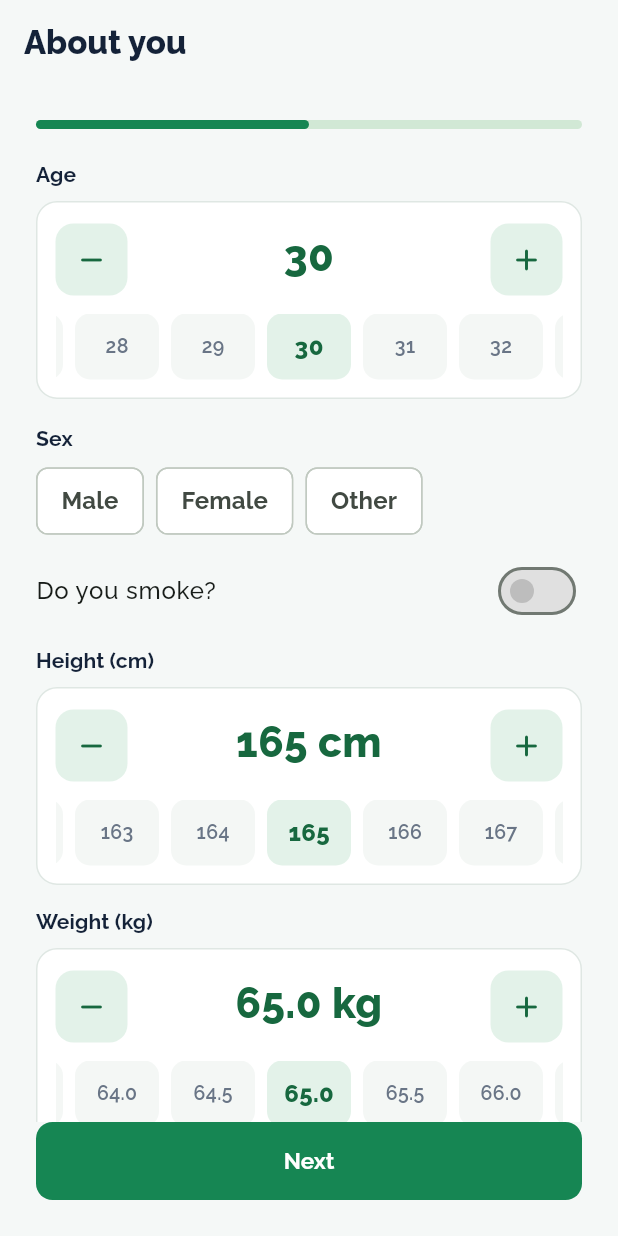
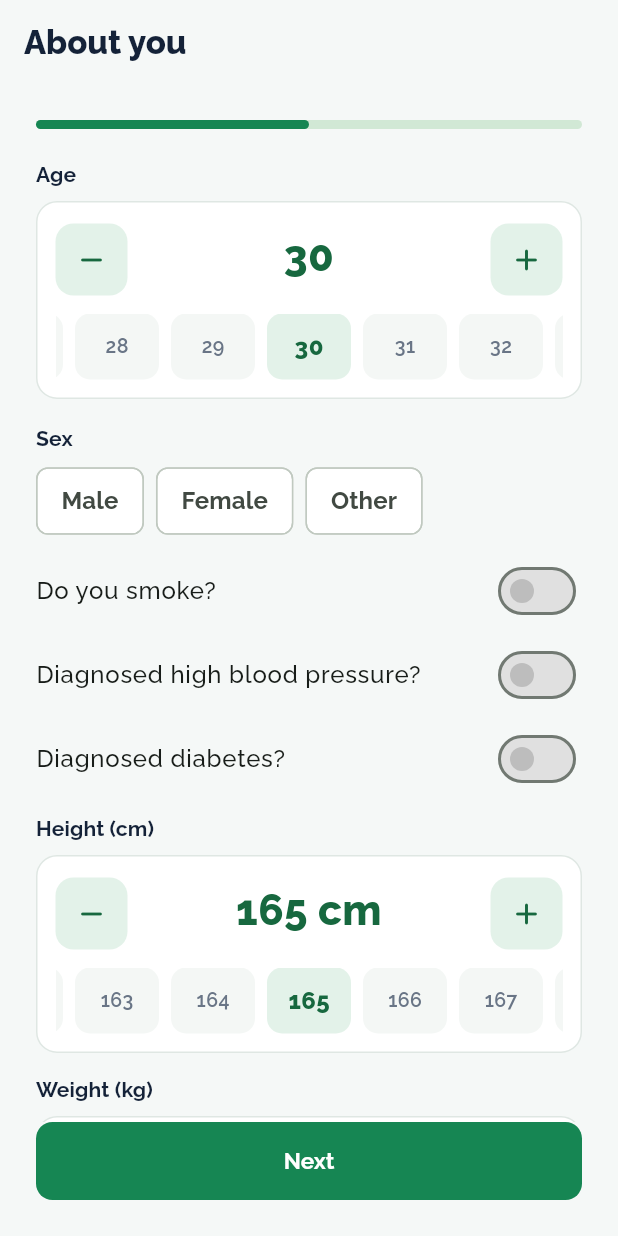
Before and after one commit to Wahid-Islam/47--Frontend, a Flutter app: the ProfileWizardScreen screen opened by its route, on a phone screen of 412 x 824 dp. Run offline on Flutter 3.47's test engine with Material 3 defaults, Android fonts, the phone set to English and light mode, and no system bars; our stand-ins replace equatable, fl_chart, flutter_bloc, go_router, google_fonts, shared_preferences; missing offline and left inert: dart:html; accounts and stored records are empty.

Commit message:
Collect diagnosed BP and diabetes in onboarding.
Health Age already used these PDF factors but the wizard never asked, so they always defaulted to false.

Co-authored-by: Cursor <cursoragent@cursor.com>

```diff
--- a/lib/core/l10n/app_strings.dart
+++ b/lib/core/l10n/app_strings.dart
@@ -511,8 +511,15 @@ class AppStrings {
     'bmi': {'en': 'BMI', 'bm': 'BMI',
       'zh': 'BMI',
     },
-    'highBp': {'en': 'High blood pressure?', 'bm': 'Tekanan darah tinggi?',
-      'zh': '是否有高血压？',
+    'highBp': {
+      'en': 'Diagnosed high blood pressure?',
+      'bm': 'Telah didiagnosis tekanan darah tinggi?',
+      'zh': '是否已确诊高血压？',
+    },
+    'diabetesDiagnosed': {
+      'en': 'Diagnosed diabetes?',
+      'bm': 'Telah didiagnosis diabetes?',
+      'zh': '是否已确诊糖尿病？',
     },
     'yes': {'en': 'Yes', 'bm': 'Ya',
       'zh': '是',
--- a/lib/view/screens/profile_screen.dart
+++ b/lib/view/screens/profile_screen.dart
@@ -89,6 +89,18 @@ class ProfileScreen extends StatelessWidget {
                         profile == null
                             ? '—'
                             : (profile.smoking ? AppStrings.t('yes', locale) : AppStrings.t('no', locale)),
+                      ),
+                      (
+                        AppStrings.t('highBp', locale),
+                        profile == null
+                            ? '—'
+                            : (profile.highBloodPressure ? AppStrings.t('yes', locale) : AppStrings.t('no', locale)),
+                      ),
+                      (
+                        AppStrings.t('diabetesDiagnosed', locale),
+                        profile == null
+                            ? '—'
+                            : (profile.diabetes ? AppStrings.t('yes', locale) : AppStrings.t('no', locale)),
                       ),
                       (AppStrings.t('heightCm', locale), profile == null ? '—' : profile.heightCm.toStringAsFixed(0)),
                       (AppStrings.t('weightKg', locale), profile == null ? '—' : profile.weightKg.toStringAsFixed(0)),
--- a/lib/view/screens/profile_wizard_screen.dart
+++ b/lib/view/screens/profile_wizard_screen.dart
@@ -36,6 +36,8 @@ class _ProfileWizardScreenState extends State<ProfileWizardScreen> {
   String diet = 'average';
   String alcohol = 'none';
   bool smoking = false;
+  bool highBloodPressure = false;
+  bool diabetes = false;
   bool _submitting = false;
   String? _error;
   final QuestionnaireRepository _questionnaireRepository = QuestionnaireRepository();
@@ -58,6 +60,8 @@ class _ProfileWizardScreenState extends State<ProfileWizardScreen> {
     diet = seed?.dietHabit ?? 'average';
     alcohol = seed?.alcohol ?? 'none';
     smoking = seed?.smoking ?? false;
+    highBloodPressure = seed?.highBloodPressure ?? false;
+    diabetes = seed?.diabetes ?? false;
   }
 
   @override
@@ -127,6 +131,8 @@ class _ProfileWizardScreenState extends State<ProfileWizardScreen> {
       bmi: double.parse(bmi.toStringAsFixed(1)),
       alcohol: alcohol,
       sleepHours: sleep,
+      highBloodPressure: highBloodPressure,
+      diabetes: diabetes,
       onboardingComplete: finish,
       locale: context.read<LocaleCubit>().state,
     );
@@ -162,6 +168,8 @@ class _ProfileWizardScreenState extends State<ProfileWizardScreen> {
             'diet': saved.dietHabit,
             'alcohol': saved.alcohol,
             'sleepHours': saved.sleepHours,
+            'highBloodPressure': saved.highBloodPressure,
+            'diabetes': saved.diabetes,
           },
         );
       } catch (_) {
@@ -303,6 +311,18 @@ class _ProfileWizardScreenState extends State<ProfileWizardScreen> {
           value: smoking,
           onChanged: (v) => setState(() => smoking = v),
         ),
+        SwitchListTile(
+          contentPadding: EdgeInsets.zero,
+          title: Text(AppStrings.t('highBp', locale), style: const TextStyle(fontSize: 16)),
+          value: highBloodPressure,
+          onChanged: (v) => setState(() => highBloodPressure = v),
+        ),
+        SwitchListTile(
+          contentPadding: EdgeInsets.zero,
+          title: Text(AppStrings.t('diabetesDiagnosed', locale), style: const TextStyle(fontSize: 16)),
+          value: diabetes,
+          onChanged: (v) => setState(() => diabetes = v),
+        ),
         const SizedBox(height: 8),
         ScrollNumberField(
           label: AppStrings.t('heightCm', locale),
```
